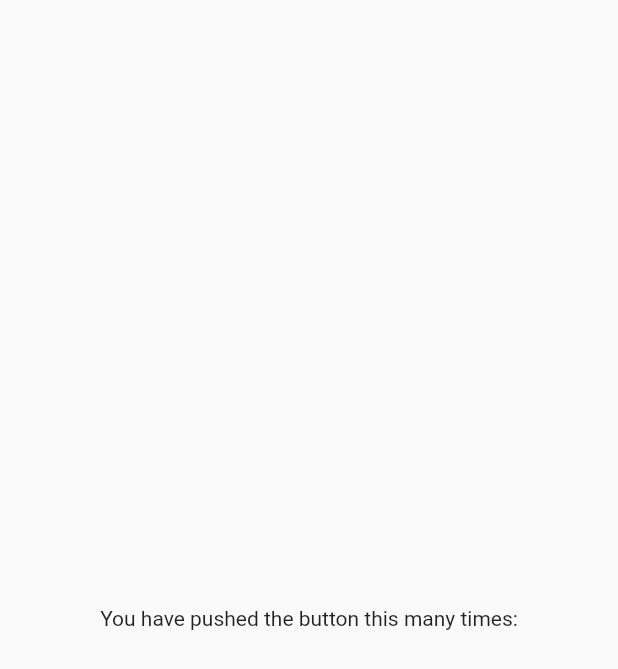
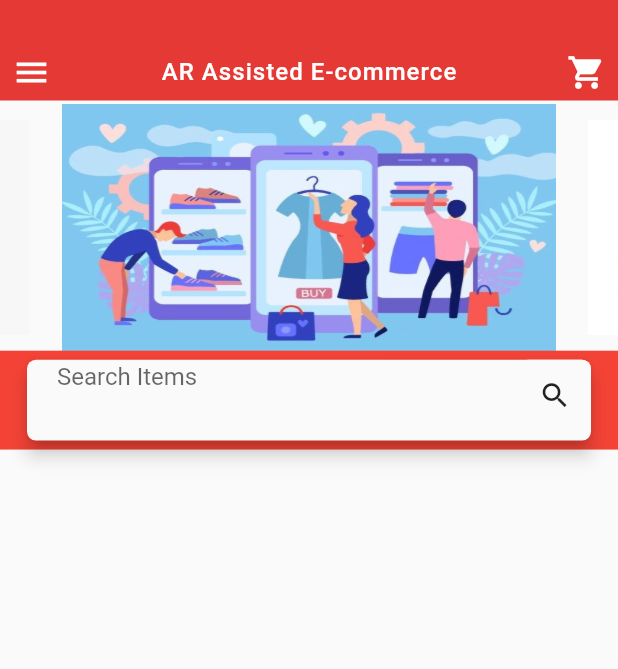
Before and after one commit to engida32/ar_assisted_ecommerce_mobile, a Flutter app: the screen it shows after launch, on a phone screen of 412 x 824 dp. Shown: the top 669 px of the screen. Run offline on Flutter 3.47's test engine with Material 2 defaults, Android fonts, the phone set to English and light mode, and no system bars; drawn by our look-alikes of carousel_slider.

Commit message:
Carousel and search bar completed

```diff
--- a/lib/main.dart
+++ b/lib/main.dart
@@ -8,6 +8,7 @@ class MyApp extends StatelessWidget {
   Widget build(BuildContext context) {
     return MaterialApp(
       home: MyHomePage(),
+      debugShowCheckedModeBanner: false,
     );
   }
 }
--- a/lib/pages/home_page.dart
+++ b/lib/pages/home_page.dart
@@ -1,4 +1,7 @@
 import 'package:flutter/material.dart';
+import 'package:mobile/widgets/carousel.dart';
+import 'package:mobile/widgets/search_container.dart';
+import '../widgets/top_bar.dart';
 
 class MyHomePage extends StatefulWidget {
   MyHomePage({Key key}) : super(key: key);
@@ -11,11 +14,17 @@ class _MyHomePageState extends State<MyHomePage> {
   @override
   Widget build(BuildContext context) {
     return Scaffold(
-      body: Center(
-        child: Text(
-          'You have pushed the button this many times:',
-        ),
-      ),
+      body: Column(
+        children: <Widget>[
+          TopBar(
+            icon1: Icon(Icons.menu, color: Colors.white, size: 26,),
+            icon2: Icon(Icons.shopping_cart, color: Colors.white, size: 26,),
+            title: "AR Assisted E-commerce",
+          ),
+          Carausel(),
+          SearchContainer(),
+        ],
+      )
     );
   }
 }
--- /dev/null
+++ b/lib/widgets/carousel.dart
@@ -0,0 +1,32 @@
+import 'package:flutter/material.dart';
+import 'package:carousel_slider/carousel_slider.dart';
+
+class Carausel extends StatefulWidget {
+  @override
+  _CarauselState createState() => _CarauselState();
+}
+
+class _CarauselState extends State<Carausel> {
+  @override
+  Widget build(BuildContext context) {
+    return Container(
+      child: CarouselSlider(
+        height: MediaQuery.of(context).size.height * 0.2,
+        aspectRatio: 16/9,
+        autoPlay: true,
+        pauseAutoPlayOnTouch: Duration(seconds: 6),
+        enlargeCenterPage: true,
+        items: [1,2,3].map( (i) {
+          return Builder(
+            builder: (BuildContext context) {
+              return Container(
+                width: MediaQuery.of(context).size.width,
+                child: Image(image: AssetImage('assets/images/carousel$i.jpg'), fit: BoxFit.fill,),
+              );
+            },
+          );
+        }).toList(),
+      ),
+    );
+  }
+}
--- /dev/null
+++ b/lib/widgets/search_container.dart
@@ -0,0 +1,40 @@
+import 'package:flutter/material.dart';
+
+class SearchContainer extends StatelessWidget {
+  const SearchContainer({Key key}) : super(key: key);
+
+  @override
+  Widget build(BuildContext context) {
+    return Container(
+      width: MediaQuery.of(context).size.width,
+      height: MediaQuery.of(context).size.height * 0.08,
+      padding: EdgeInsets.only(top: 6, bottom: 6),
+      color: Colors.red[500],
+      child: Padding(
+        padding: EdgeInsets.symmetric(horizontal: 18),
+        child: Material(
+          elevation: 5.0,
+          borderRadius: BorderRadius.all(Radius.circular(6)),
+          child: TextField(
+            onTap: () {
+              ////// Route to search page here
+            },
+            decoration: InputDecoration(
+              hintText: 'Search Items',
+              border: InputBorder.none,
+              contentPadding: EdgeInsets.symmetric(horizontal: 20, vertical: 2),
+              suffixIcon: Material(
+                child: Icon(
+                  Icons.search,
+                  size: 22,
+                  color: Colors.black87,
+                ),
+                borderRadius: BorderRadius.all(Radius.circular(6)),
+              )
+            ),
+          ),
+        ),
+      ),
+    );
+  }
+}
--- /dev/null
+++ b/lib/widgets/top_bar.dart
@@ -0,0 +1,32 @@
+import 'package:flutter/material.dart';
+
+class TopBar extends StatelessWidget {
+  const TopBar({Key key, this.icon1, this.icon2, this.title}) : super(key: key);
+  final Icon icon1, icon2;
+  final String title;
+
+  @override
+  Widget build(BuildContext context) {
+    return Container(
+      color: Colors.red[600],
+      padding: EdgeInsets.fromLTRB(8, 35, 8, 6),
+      margin: EdgeInsets.only(bottom: 2),
+      child: Row(
+        mainAxisAlignment: MainAxisAlignment.spaceBetween,
+        children: <Widget>[
+          icon1,
+          Text(
+            title,
+            style: TextStyle(
+              color: Colors.white,
+              fontSize: 16,
+              fontWeight: FontWeight.w500,
+              letterSpacing: 0.7,
+            ),
+          ),
+          icon2,
+        ],
+      ),
+    );
+  }
+}
```
Also changed, not shown: pubspec.yaml (+5 -10 lines), assets/images/carousel1.jpg (added), assets/images/carousel2.jpg (added), assets/images/carousel3.jpg (added), pubspec.lock.
